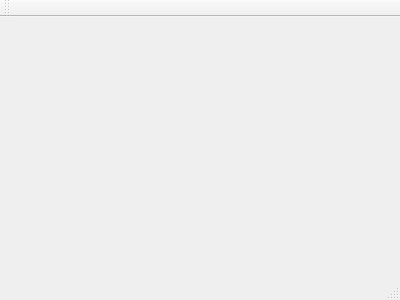
Qt form Assajjaa/mainwindow.ui (kariminf/assajjaa) before a commit.
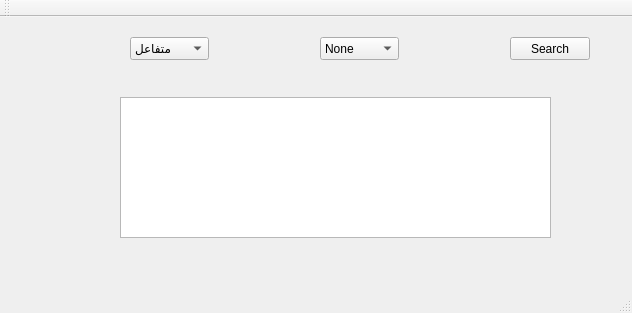
The same form after that commit.

Diff of the .ui file:
```diff
--- a/Assajjaa/mainwindow.ui
+++ b/Assajjaa/mainwindow.ui
@@ -1,24 +1,108 @@
 <ui version="4.0">
  <class>MainWindow</class>
- <widget class="QMainWindow" name="MainWindow" >
-  <property name="geometry" >
+ <widget class="QMainWindow" name="MainWindow">
+  <property name="geometry">
    <rect>
     <x>0</x>
     <y>0</y>
-    <width>400</width>
-    <height>300</height>
+    <width>632</width>
+    <height>313</height>
    </rect>
   </property>
   <property name="windowTitle" >
    <string>MainWindow</string>
   </property>
-  <widget class="QMenuBar" name="menuBar" />
-  <widget class="QToolBar" name="mainToolBar" />
-  <widget class="QWidget" name="centralWidget" />
-  <widget class="QStatusBar" name="statusBar" />
+  <widget class="QWidget" name="centralWidget">
+   <widget class="QPushButton" name="srch">
+    <property name="geometry">
+     <rect>
+      <x>510</x>
+      <y>20</y>
+      <width>80</width>
+      <height>23</height>
+     </rect>
+    </property>
+    <property name="text">
+     <string>Search</string>
+    </property>
+   </widget>
+   <widget class="QComboBox" name="comboBox">
+    <property name="geometry">
+     <rect>
+      <x>320</x>
+      <y>20</y>
+      <width>79</width>
+      <height>23</height>
+     </rect>
+    </property>
+    <item>
+     <property name="text">
+      <string>None</string>
+     </property>
+    </item>
+    <item>
+     <property name="text">
+      <string>ال</string>
+     </property>
+    </item>
+    <item>
+     <property name="text">
+      <string>ام</string>
+     </property>
+    </item>
+    <item>
+     <property name="text">
+      <string>يل</string>
+     </property>
+    </item>
+   </widget>
+   <widget class="QComboBox" name="comboBox_2">
+    <property name="geometry">
+     <rect>
+      <x>130</x>
+      <y>20</y>
+      <width>79</width>
+      <height>23</height>
+     </rect>
+    </property>
+    <item>
+     <property name="text">
+      <string>متفاعل</string>
+     </property>
+    </item>
+   </widget>
+   <widget class="QListWidget" name="listWidget">
+    <property name="geometry">
+     <rect>
+      <x>120</x>
+      <y>80</y>
+      <width>431</width>
+      <height>141</height>
+     </rect>
+    </property>
+   </widget>
+  </widget>
+  <widget class="QMenuBar" name="menuBar">
+   <property name="geometry">
+    <rect>
+     <x>0</x>
+     <y>0</y>
+     <width>632</width>
+     <height>20</height>
+    </rect>
+   </property>
+  </widget>
+  <widget class="QToolBar" name="mainToolBar">
+   <attribute name="toolBarArea">
+    <enum>TopToolBarArea</enum>
+   </attribute>
+   <attribute name="toolBarBreak">
+    <bool>false</bool>
+   </attribute>
+  </widget>
+  <widget class="QStatusBar" name="statusBar"/>
  </widget>
- <layoutDefault spacing="6" margin="11" />
- <pixmapfunction></pixmapfunction>
+ <layoutdefault spacing="6" margin="11"/>
  <resources/>
  <connections/>
 </ui>
```
Left out of the diff: 3 changed lines with no effect on the pictures.
